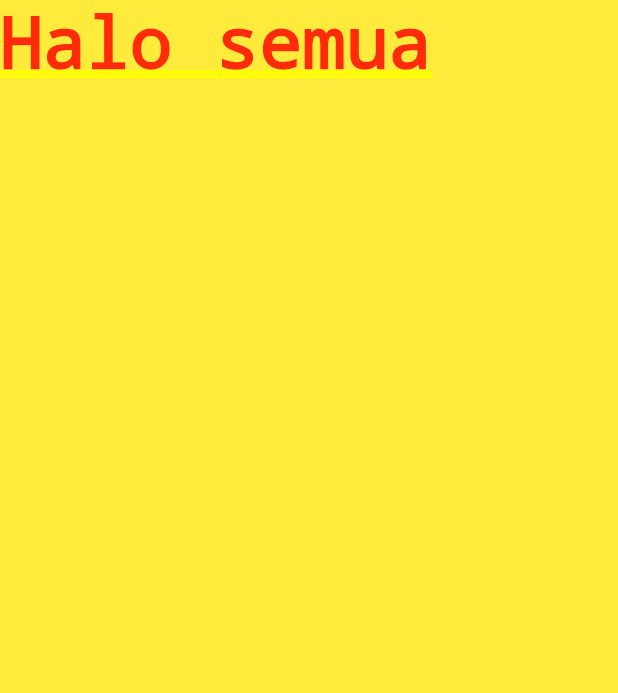
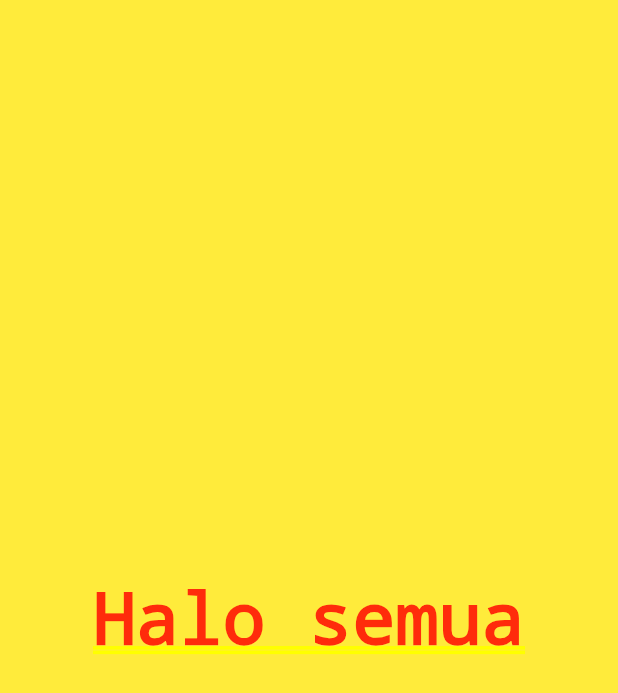
Before and after one commit to abumaryam/basic_flutter, a Flutter app: the screen it shows after launch, on a phone screen of 412 x 824 dp. Shown: the top 693 px of the screen. Run offline on Flutter 3.47's test engine with Material 3 defaults, Android fonts, the phone set to English and light mode, and no system bars.

Commit message:
membungkus dengan center

```diff
--- a/lib/main.dart
+++ b/lib/main.dart
@@ -23,7 +23,7 @@ class HomePage extends StatelessWidget {
   Widget build(BuildContext context) {
     return Container(
       color: Colors.yellow,
-      child: const Text('Halo semua'),
+      child: const Center(child: Text('Halo semua')),
     );
   }
 }
```
